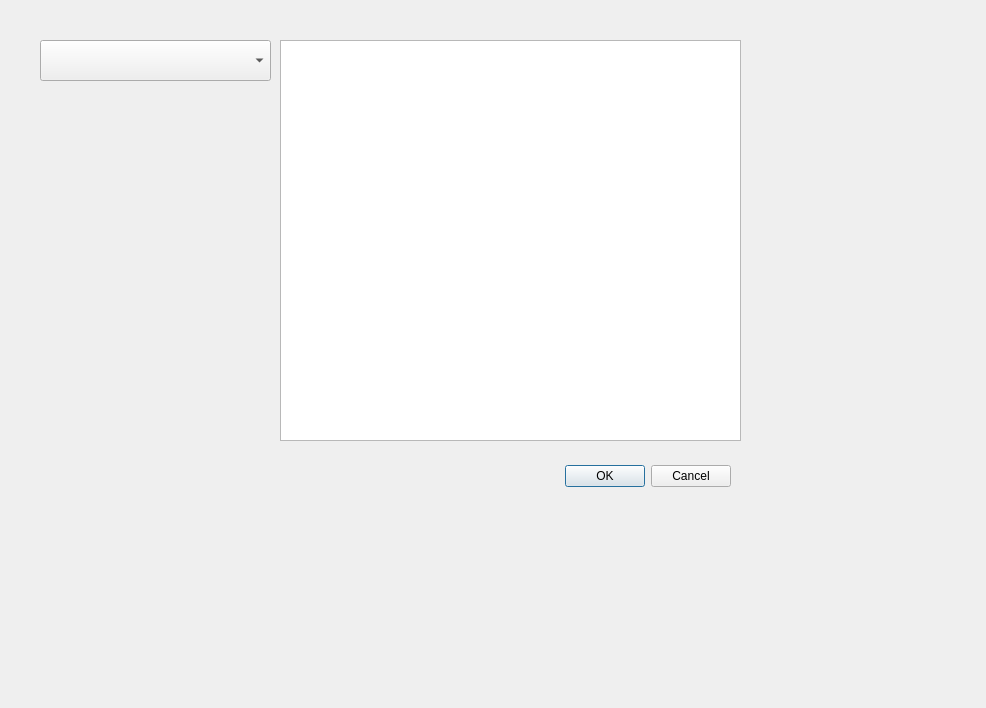
The window that ui/MapModal.ui (Jarenissen/DBD-TRAKCER) describes before a commit, drawn with Qt 5.
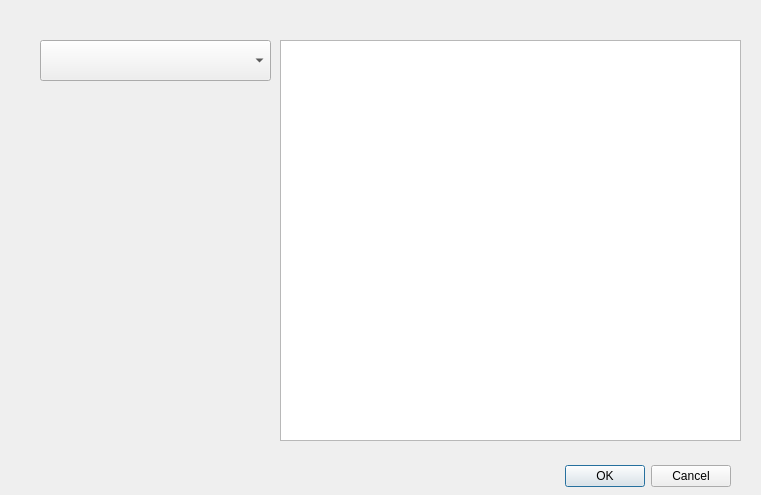
The same window after the commit.

```diff
--- a/ui/MapModal.ui
+++ b/ui/MapModal.ui
@@ -6,8 +6,8 @@
    <rect>
     <x>0</x>
     <y>0</y>
-    <width>986</width>
-    <height>708</height>
+    <width>761</width>
+    <height>495</height>
    </rect>
   </property>
   <property name="sizePolicy">
```
